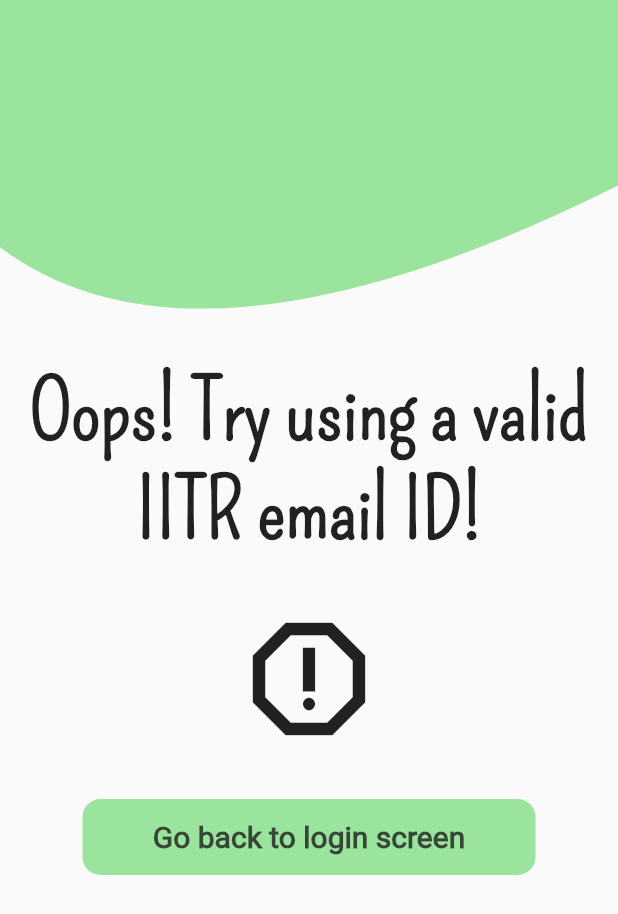
After one commit to Season-of-Code-2022-MDG-Space/connecting-souls, a Flutter app: the ErrorScreen screen opened by its route, on a phone screen of 412 x 824 dp. The commit adds this screen. Shown: the top 914 px of the screen. Run offline on Flutter 3.47's test engine with Material 2 defaults, Android fonts, the light colour scheme and no system bars; our stand-ins replace firebase_core, flutter_screenutil, google_sign_in; accounts and stored records are empty.

Commit message:
verifies IIT-R email ID

```diff
--- a/connecting_souls_app/lib/main.dart
+++ b/connecting_souls_app/lib/main.dart
@@ -2,6 +2,7 @@
 import 'package:connecting_souls_app/screens/login_screen.dart';
 import 'package:firebase_core/firebase_core.dart';
 import 'package:connecting_souls_app/screens/home_screen.dart';
+import 'package:connecting_souls_app/screens/error_screen.dart';
 
 Future main() async {
   WidgetsFlutterBinding.ensureInitialized();
@@ -10,6 +11,7 @@
     routes: {
       '/': (context) => const LoginScreen(),
       '/home': (context) => const HomeScreen(),
+      '/error': (context) => const ErrorScreen(),
     },
   ));
 }
--- /dev/null
+++ b/connecting_souls_app/lib/screens/error_screen.dart
@@ -0,0 +1,70 @@
+import 'package:flutter/material.dart';
+import 'package:connecting_souls_app/UI/custom_canvas_paint.dart';
+import 'package:flutter_screenutil/flutter_screenutil.dart';
+
+class ErrorScreen extends StatelessWidget {
+  const ErrorScreen({Key? key}) : super(key: key);
+
+  @override
+  Widget build(BuildContext context) {
+    return ScreenUtilInit(
+        designSize: const Size(412, 732),
+        builder: () => Drawer(
+                child: CustomPaint(
+              painter: AppBarPainter(),
+              child: Column(
+                mainAxisAlignment: MainAxisAlignment.center,
+                crossAxisAlignment: CrossAxisAlignment.center,
+                children: [
+                  const Text(
+                    'Oops! Try using a valid IITR email ID!',
+                    style: TextStyle(
+                      fontSize: 55.0,
+                      fontFamily: 'Pompiere',
+                      fontWeight: FontWeight.bold,
+                    ),
+                    textAlign: TextAlign.center,
+                  ),
+                  const SizedBox(
+                    height: 30,
+                  ),
+                  const Icon(
+                    Icons.report_gmailerrorred_sharp,
+                    size: 100,
+                  ),
+                  const SizedBox(
+                    height: 30,
+                  ),
+                  SizedBox(
+                    width: 302.w,
+                    height: 45.h,
+                    child: TextButton(
+                      onPressed: () {
+                        Navigator.pushReplacementNamed(context, '/');
+                      },
+                      style: ButtonStyle(
+                        backgroundColor: MaterialStateProperty.all(
+                            const Color.fromARGB(500, 151, 227, 154)),
+                        shape:
+                            MaterialStateProperty.all<RoundedRectangleBorder>(
+                          RoundedRectangleBorder(
+                            borderRadius: BorderRadius.circular(12.w),
+                          ),
+                        ),
+                      ),
+                      child: Text(
+                        'Go back to login screen',
+                        style: TextStyle(
+                            fontSize: 20.sp,
+                            fontFamily: 'Roboto',
+                            color: const Color.fromARGB(450, 23, 22, 22),
+                            fontWeight: FontWeight.w600),
+                      ),
+                    ),
+                  ),
+                ],
+              ),
+            )));
+    //const Text();
+  }
+}
--- a/connecting_souls_app/lib/screens/login_screen.dart
+++ b/connecting_souls_app/lib/screens/login_screen.dart
@@ -62,7 +62,11 @@
                         final provider =
                             Provider.of<MyGoogleSignIn>(context, listen: false);
                         await provider.googleLogin();
-                        Navigator.pushReplacementNamed(context, '/home');
+                        if (provider.verify == true) {
+                          Navigator.pushReplacementNamed(context, '/home');
+                        } else {
+                          Navigator.pushReplacementNamed(context, '/error');
+                        }
                       },
                       style: ButtonStyle(
                         backgroundColor: MaterialStateProperty.all(
--- a/connecting_souls_app/lib/utils/authentication.dart
+++ b/connecting_souls_app/lib/utils/authentication.dart
@@ -1,25 +1,21 @@
-import 'package:firebase_auth/firebase_auth.dart';
 import 'package:flutter/cupertino.dart';
 import 'package:google_sign_in/google_sign_in.dart';
 
 class MyGoogleSignIn extends ChangeNotifier {
   final signIn = GoogleSignIn();
 
+  bool verify = false;
+
   GoogleSignInAccount? _user;
   GoogleSignInAccount get user => _user!;
 
   Future googleLogin() async {
     final googleUser = await GoogleSignIn().signIn();
-    if (googleUser != null) {
+    if (googleUser != null && googleUser.email.contains('iitr.ac.in')) {
       _user = googleUser;
+      verify = true;
     }
-
-    final googleAuth = await googleUser!.authentication;
-
-    final credential = GoogleAuthProvider.credential(
-        accessToken: googleAuth.accessToken, idToken: googleAuth.idToken);
-
-    await FirebaseAuth.instance.signInWithCredential(credential);
+    await googleUser!.authentication;
 
     notifyListeners();
   }
```
Also changed, not shown: connecting_souls_app/lib/screens/home_screen.dart (+10 -4 lines).
